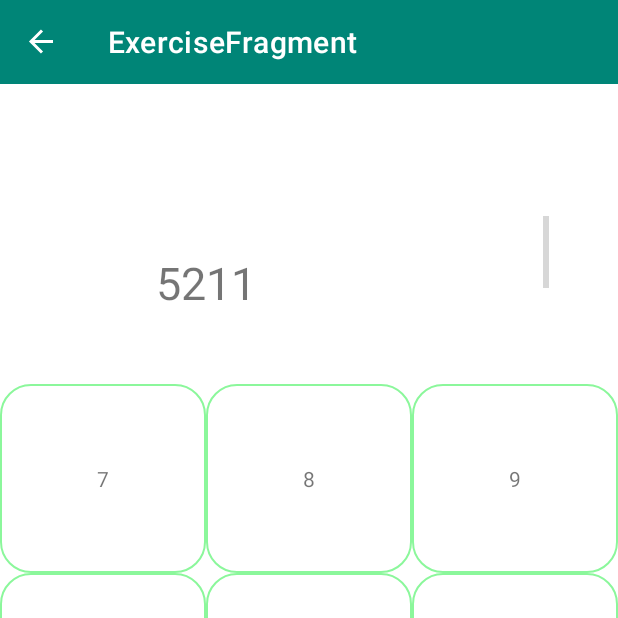
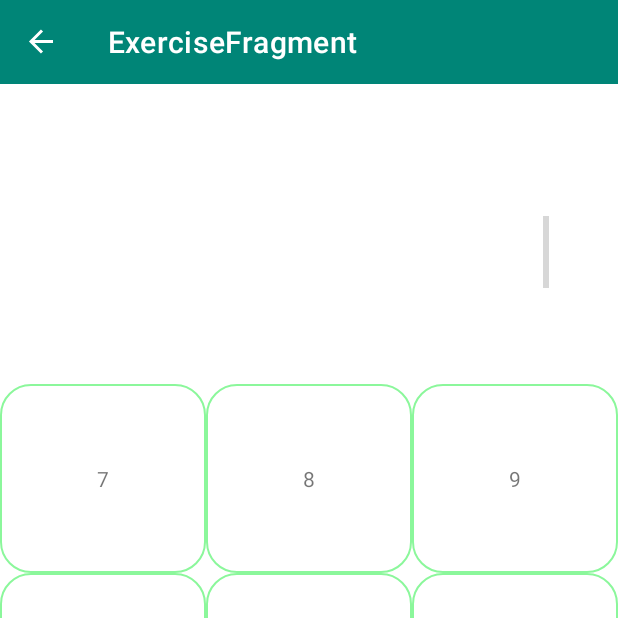
Before and after one commit to khomin/Numerals, an Android app: the ExerciseFragment screen opened through its navigation route, on a phone screen of 412 x 824 dp, the top half of it. Run offline under Robolectric (Android 15) with nearby library versions, the phone set to English and light mode, and no system bars; our stand-ins replace data binding, navigation-ui; 3 statements that could not run were skipped.

Commit message:
add screenshots

```diff
--- a/app/src/main/java/com/example/nummerals/ExerciseFragment.kt
+++ b/app/src/main/java/com/example/nummerals/ExerciseFragment.kt
@@ -65,7 +65,7 @@ class ExerciseFragment : Fragment() {
         mBinding.model?.progressExercise?.postValue(0)
         mBinding.model?.progressExerciseTotal?.postValue(100)
 
-        // TODO: ring 5 second
+        // TODO: add ring 5 second
 
         return mBinding.root
     }
@@ -138,9 +138,7 @@ class ExerciseFragment : Fragment() {
 //            listNumerResourses.add(getResources().getIdentifier("numeral_" + ((nextValue%10)).toString(),"raw", activity?.getPackageName()))
         }
 
-        audioPlayer.addValueToPlay(context, listNumerResourses) {
-
-        }
+        audioPlayer.addValueToPlay(context, listNumerResourses) {}
     }
 
     private fun resetTimerResidue() {
@@ -163,7 +161,11 @@ class ExerciseFragment : Fragment() {
                         mBinding.model?.exerciseInProcess?.postValue(true)
                         mBinding.model?.progressTimerResidue?.postValue(it - 1)
                     } else {
-                        errorResult()
+                        mBinding.model?.exerciseInProcess?.value?.let {
+                            if(!it) {
+                                errorResult()
+                            }
+                        }
                     }
                 }
                 delay(1000)
--- a/app/src/main/res/layout/fragment_exercise.xml
+++ b/app/src/main/res/layout/fragment_exercise.xml
@@ -68,9 +68,8 @@
                     android:layout_gravity="center|left"
                     android:layout_weight="1"
                     android:text="@{model.correctAnswer}"
-                    android:textSize="30sp" />
-<!--                TODO, uncoment it-->
-<!--                android:visibility="@{model.exerciseInProcess ? View.INVISIBLE : View.VISIBLE}"-->
+                    android:textSize="30sp"
+                    android:visibility="@{model.exerciseInProcess ? View.INVISIBLE : View.VISIBLE}"/>
             </LinearLayout>
 
             <ProgressBar
```
Also changed, not shown: 4 other files.
